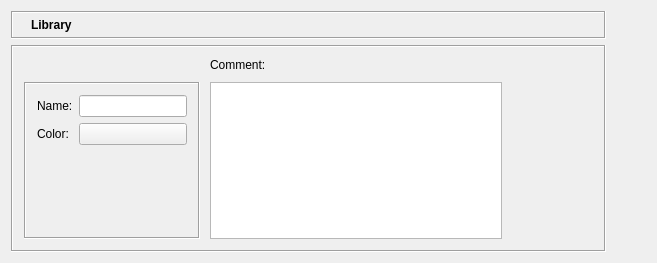
First picture: the form in src/gui/librarydialog_q.ui, repository fwbuilder/fwbuilder, before the edit.
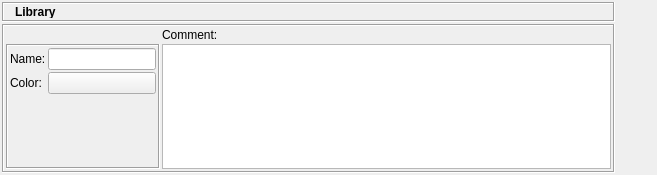
Second picture: the form after the edit. Icons and pictures are not drawn.

Diff of the .ui file:
```diff
--- a/src/gui/librarydialog_q.ui
+++ b/src/gui/librarydialog_q.ui
@@ -9,18 +9,30 @@
     <x>0</x>
     <y>0</y>
     <width>657</width>
-    <height>263</height>
+    <height>154</height>
    </rect>
   </property>
   <property name="windowTitle" >
    <string>Library</string>
   </property>
   <layout class="QGridLayout" >
-   <property name="margin" >
-    <number>11</number>
+   <property name="leftMargin" >
+    <number>2</number>
    </property>
-   <property name="spacing" >
-    <number>6</number>
+   <property name="topMargin" >
+    <number>2</number>
+   </property>
+   <property name="rightMargin" >
+    <number>2</number>
+   </property>
+   <property name="bottomMargin" >
+    <number>2</number>
+   </property>
+   <property name="horizontalSpacing" >
+    <number>2</number>
+   </property>
+   <property name="verticalSpacing" >
+    <number>2</number>
    </property>
    <item row="0" column="0" >
     <layout class="QVBoxLayout" >
@@ -28,18 +40,34 @@
       <number>0</number>
      </property>
      <property name="spacing" >
-      <number>6</number>
+      <number>2</number>
+     </property>
+     <property name="leftMargin" >
+      <number>0</number>
+     </property>
+     <property name="topMargin" >
+      <number>0</number>
+     </property>
+     <property name="rightMargin" >
+      <number>0</number>
+     </property>
+     <property name="bottomMargin" >
+      <number>0</number>
      </property>
      <item>
       <widget class="QFrame" name="frame3" >
        <property name="sizePolicy" >
-        <sizepolicy>
-         <hsizetype>5</hsizetype>
-         <vsizetype>0</vsizetype>
+        <sizepolicy vsizetype="Fixed" hsizetype="Preferred" >
          <horstretch>0</horstretch>
          <verstretch>0</verstretch>
         </sizepolicy>
        </property>
+       <property name="minimumSize" >
+        <size>
+         <width>16</width>
+         <height>20</height>
+        </size>
+       </property>
        <property name="frameShape" >
         <enum>QFrame::Box</enum>
        </property>
@@ -47,14 +75,32 @@
         <enum>QFrame::Sunken</enum>
        </property>
        <layout class="QGridLayout" >
-        <property name="margin" >
-         <number>5</number>
+        <property name="leftMargin" >
+         <number>2</number>
         </property>
-        <property name="spacing" >
-         <number>6</number>
+        <property name="topMargin" >
+         <number>2</number>
+        </property>
+        <property name="rightMargin" >
+         <number>2</number>
+        </property>
+        <property name="bottomMargin" >
+         <number>2</number>
+        </property>
+        <property name="horizontalSpacing" >
+         <number>2</number>
+        </property>
+        <property name="verticalSpacing" >
+         <number>2</number>
         </property>
         <item row="0" column="1" >
          <widget class="QLabel" name="editorTitle" >
+          <property name="sizePolicy" >
+           <sizepolicy vsizetype="Fixed" hsizetype="Preferred" >
+            <horstretch>0</horstretch>
+            <verstretch>0</verstretch>
+           </sizepolicy>
+          </property>
           <property name="font" >
            <font>
             <weight>75</weight>
@@ -72,9 +118,7 @@
         <item row="0" column="0" >
          <widget class="QLabel" name="pixmapLabel1" >
           <property name="sizePolicy" >
-           <sizepolicy>
-            <hsizetype>0</hsizetype>
-            <vsizetype>0</vsizetype>
+           <sizepolicy vsizetype="Fixed" hsizetype="Fixed" >
             <horstretch>0</horstretch>
             <verstretch>0</verstretch>
            </sizepolicy>
@@ -102,11 +146,23 @@
         <enum>QFrame::Sunken</enum>
        </property>
        <layout class="QGridLayout" >
-        <property name="margin" >
-         <number>11</number>
+        <property name="leftMargin" >
+         <number>2</number>
         </property>
-        <property name="spacing" >
-         <number>10</number>
+        <property name="topMargin" >
+         <number>2</number>
+        </property>
+        <property name="rightMargin" >
+         <number>2</number>
+        </property>
+        <property name="bottomMargin" >
+         <number>2</number>
+        </property>
+        <property name="horizontalSpacing" >
+         <number>2</number>
+        </property>
+        <property name="verticalSpacing" >
+         <number>2</number>
         </property>
         <item row="1" column="0" >
          <widget class="QFrame" name="frame56" >
@@ -117,18 +173,28 @@
            <enum>QFrame::Sunken</enum>
           </property>
           <layout class="QGridLayout" >
-           <property name="margin" >
-            <number>11</number>
+           <property name="leftMargin" >
+            <number>2</number>
            </property>
-           <property name="spacing" >
-            <number>6</number>
+           <property name="topMargin" >
+            <number>2</number>
+           </property>
+           <property name="rightMargin" >
+            <number>2</number>
+           </property>
+           <property name="bottomMargin" >
+            <number>2</number>
+           </property>
+           <property name="horizontalSpacing" >
+            <number>2</number>
+           </property>
+           <property name="verticalSpacing" >
+            <number>2</number>
            </property>
            <item row="0" column="1" >
             <widget class="QLineEdit" name="obj_name" >
              <property name="sizePolicy" >
-              <sizepolicy>
-               <hsizetype>5</hsizetype>
-               <vsizetype>0</vsizetype>
+              <sizepolicy vsizetype="Fixed" hsizetype="Preferred" >
                <horstretch>0</horstretch>
                <verstretch>0</verstretch>
               </sizepolicy>
@@ -158,9 +224,7 @@
            <item row="1" column="1" >
             <widget class="QPushButton" name="colorButton" >
              <property name="sizePolicy" >
-              <sizepolicy>
-               <hsizetype>5</hsizetype>
-               <vsizetype>0</vsizetype>
+              <sizepolicy vsizetype="Fixed" hsizetype="Preferred" >
                <horstretch>0</horstretch>
                <verstretch>0</verstretch>
               </sizepolicy>
@@ -176,7 +240,7 @@
               <enum>Qt::Vertical</enum>
              </property>
              <property name="sizeType" >
-              <enum>QSizePolicy::Expanding</enum>
+              <enum>QSizePolicy::MinimumExpanding</enum>
              </property>
              <property name="sizeHint" >
               <size>
@@ -192,11 +256,9 @@
         <item row="1" column="1" >
          <widget class="QTextEdit" name="comment" >
           <property name="sizePolicy" >
-           <sizepolicy>
-            <hsizetype>7</hsizetype>
-            <vsizetype>7</vsizetype>
+           <sizepolicy vsizetype="Preferred" hsizetype="Expanding" >
             <horstretch>0</horstretch>
-            <verstretch>100</verstretch>
+            <verstretch>0</verstretch>
            </sizepolicy>
           </property>
           <property name="minimumSize" >
@@ -212,6 +274,12 @@
         </item>
         <item row="0" column="1" >
          <widget class="QLabel" name="textLabel2" >
+          <property name="sizePolicy" >
+           <sizepolicy vsizetype="Fixed" hsizetype="Preferred" >
+            <horstretch>0</horstretch>
+            <verstretch>0</verstretch>
+           </sizepolicy>
+          </property>
           <property name="text" >
            <string>Comment:</string>
           </property>
@@ -220,22 +288,6 @@
           </property>
          </widget>
         </item>
-        <item row="1" column="2" >
-         <spacer>
-          <property name="orientation" >
-           <enum>Qt::Horizontal</enum>
-          </property>
-          <property name="sizeType" >
-           <enum>QSizePolicy::Fixed</enum>
-          </property>
-          <property name="sizeHint" >
-           <size>
-            <width>91</width>
-            <height>20</height>
-           </size>
-          </property>
-         </spacer>
-        </item>
        </layout>
       </widget>
      </item>
@@ -259,7 +311,7 @@
    </item>
   </layout>
  </widget>
- <layoutdefault spacing="6" margin="11" />
+ <layoutdefault spacing="2" margin="4" />
  <tabstops>
   <tabstop>obj_name</tabstop>
   <tabstop>colorButton</tabstop>
```
Left out of the diff: 3 changed lines with no effect on the pictures.
